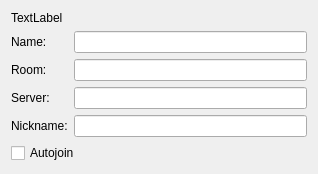
Above: src/plugins/azoth/plugins/xoox/bookmarkeditwidget.ui from 0xd34df00d/leechcraft before the change. Below: the same form after it.
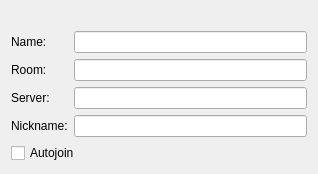
That is the form after the change.

Commit message: Azoth: remove text label.

Diff of the .ui file:
```diff
--- a/src/plugins/azoth/plugins/xoox/bookmarkeditwidget.ui
+++ b/src/plugins/azoth/plugins/xoox/bookmarkeditwidget.ui
@@ -23,7 +23,7 @@
    <item>
     <widget class="QLabel" name="HumanReadable_">
      <property name="text">
-      <string>TextLabel</string>
+      <string/>
      </property>
     </widget>
    </item>
```
